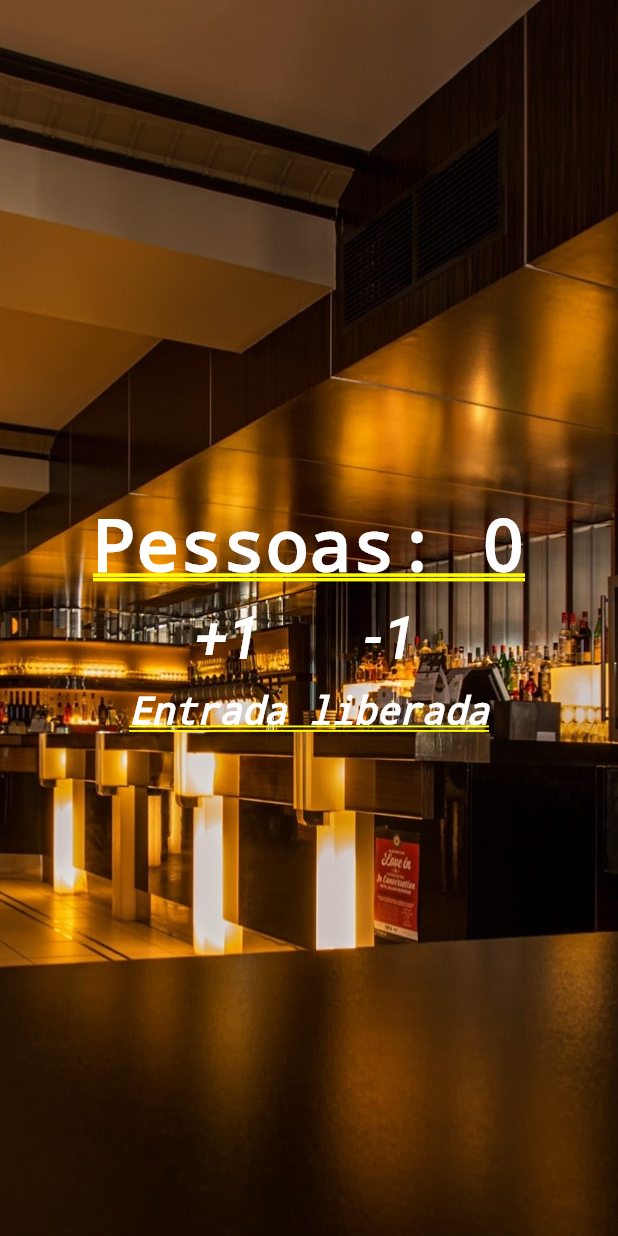
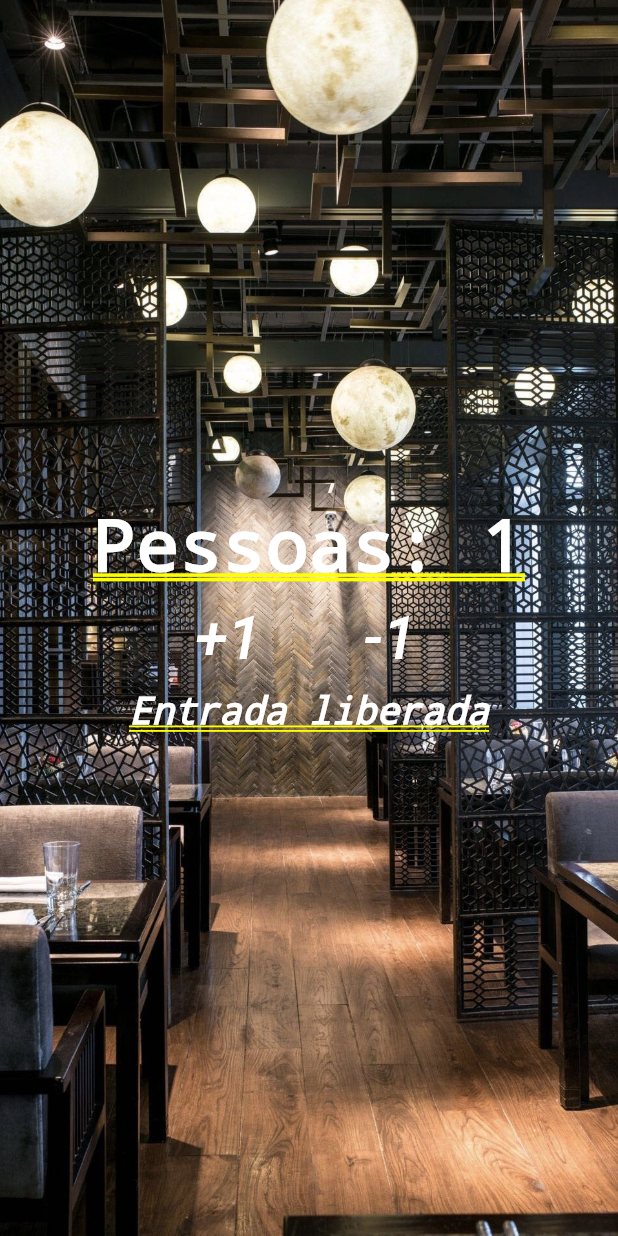
Before and after one commit to PeterCcT/App-contador-de-pessoa, a Flutter app: the screen it shows after launch, after a tap on "+1", on a phone screen of 412 x 824 dp. Run offline on Flutter 3.47's test engine with Material 2 defaults, Android fonts, the phone set to English and light mode, and no system bars.

Commit message:
Estrurura condicional para adicionar e decrementar a quantidade de Pessoas e troca de img fundo

```diff
--- a/contador_de_pessoas/lib/main.dart
+++ b/contador_de_pessoas/lib/main.dart
@@ -4,7 +4,37 @@ void main() {
   runApp(
     MaterialApp(
       title: "Contador de pessoas",
-      home: Stack(
+      home: Home(),
+    ),
+  );
+}
+
+class Home extends StatefulWidget {
+  @override
+  _HomeState createState() => _HomeState();
+}
+
+class _HomeState extends State<Home> {
+  int _quantPessoa = 0;
+  String _verificacao = "Entrada liberada";
+  void quantPessoa(int delta) {
+    setState(() {
+      _quantPessoa += delta;
+      if (_quantPessoa < 0) {
+        _quantPessoa = 0;
+        _verificacao = "Não ha pessoas...";
+      } else if (_quantPessoa <= 10) {
+        _verificacao = "Entrada liberada";
+      } else {
+        _quantPessoa = 10;
+        _verificacao = "Entrada negada,Lotado!";
+      }
+    });
+  }
+
+  @override
+  Widget build(BuildContext context) {
+    return Stack(
       children: <Widget>[
         Image.asset(
           "images/restaurante.jpg",
@@ -15,7 +45,7 @@ void main() {
           mainAxisAlignment: MainAxisAlignment.center,
           children: <Widget>[
             Text(
-                "Pessoas: 0",
+              "Pessoas: $_quantPessoa",
               style:
                   TextStyle(color: Colors.white, fontWeight: FontWeight.bold),
             ),
@@ -32,7 +62,9 @@ void main() {
                           fontSize: 40.0,
                           fontStyle: FontStyle.italic),
                     ),
-                      onPressed: () {},
+                    onPressed: () {
+                      quantPessoa(1);
+                    },
                   ),
                 ),
                 Padding(
@@ -45,13 +77,15 @@ void main() {
                           fontSize: 40.0,
                           fontStyle: FontStyle.italic),
                     ),
-                      onPressed: () {},
+                    onPressed: () {
+                      quantPessoa(-1);
+                    },
                   ),
                 ),
               ],
             ),
             Text(
-                "Entrada liberada",
+              _verificacao,
               style: TextStyle(
                   color: Colors.white,
                   fontStyle: FontStyle.italic,
@@ -60,7 +94,6 @@ void main() {
           ],
         ),
       ],
-      ),
-    ),
     );
   }
+}
```
Also changed, not shown: contador_de_pessoas/images/restaurante.jpg. Lines whose indentation alone changed are shown as unchanged.
